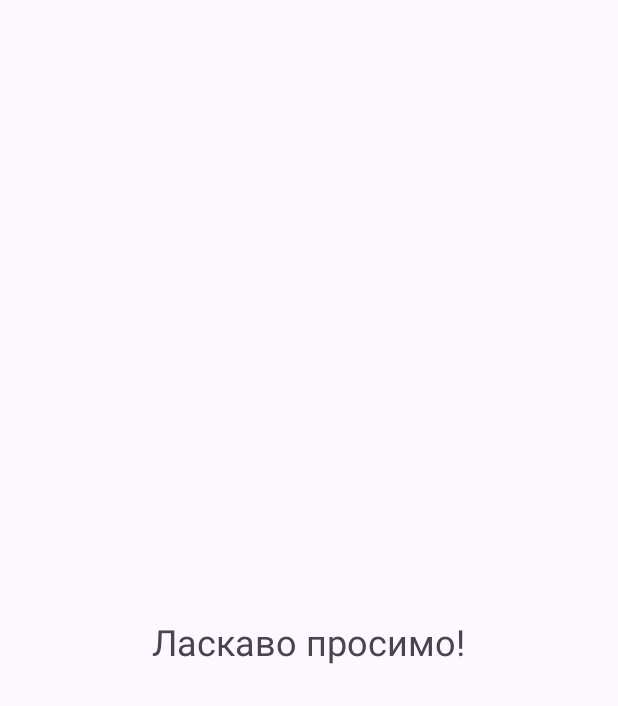
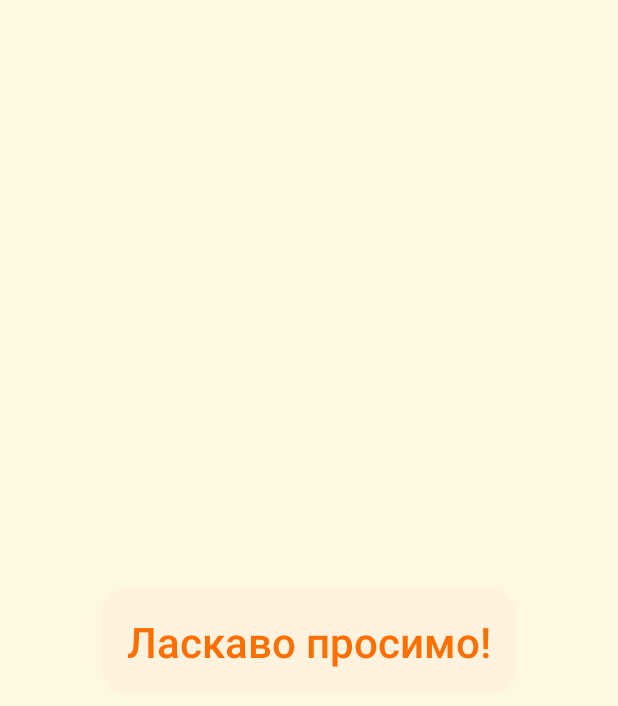
Before and after one commit to Godzila121/Auto, an Android app: the screen it shows after launch (MainActivity), on a phone screen of 412 x 824 dp. Shown: the top 706 px of the screen. Run offline under Robolectric (Android 15) with nearby library versions, the phone set to English and light mode, and no system bars.

Commit message:
new page and font

```diff
--- /dev/null
+++ b/app/src/main/java/com/example/myapp/SecondActivity.java
@@ -0,0 +1,28 @@
+package com.example.myapp;
+
+import android.content.Intent;
+import android.os.Bundle;
+import android.widget.Button;
+import android.widget.Toast;
+
+import androidx.appcompat.app.AppCompatActivity;
+
+public class SecondActivity extends AppCompatActivity {
+
+    @Override
+    protected void onCreate(Bundle savedInstanceState) {
+        super.onCreate(savedInstanceState);
+        setContentView(R.layout.activity_second);
+
+        Button buttonOne = findViewById(R.id.button_one);
+        Button buttonTwo = findViewById(R.id.button_two);
+
+        buttonOne.setOnClickListener(v ->
+                Toast.makeText(this, "Натиснута кнопка 1", Toast.LENGTH_SHORT).show()
+        );
+
+        buttonTwo.setOnClickListener(v ->
+                Toast.makeText(this, "Натиснута кнопка 2", Toast.LENGTH_SHORT).show()
+        );
+    }
+}
--- /dev/null
+++ b/app/src/main/res/drawable/rounded_background.xml
@@ -0,0 +1,10 @@
+<?xml version="1.0" encoding="utf-8"?>
+<shape xmlns:android="http://schemas.android.com/apk/res/android">
+    <solid android:color="#FFF3E0"/> <!-- Трохи світліший фон -->
+    <corners android:radius="16dp" />
+    <padding
+        android:bottom="8dp"
+        android:left="12dp"
+        android:right="12dp"
+        android:top="8dp" />
+</shape>
--- a/app/src/main/res/layout/activity_main.xml
+++ b/app/src/main/res/layout/activity_main.xml
@@ -1,18 +1,24 @@
 <?xml version="1.0" encoding="utf-8"?>
 <LinearLayout xmlns:android="http://schemas.android.com/apk/res/android"
+    xmlns:tools="http://schemas.android.com/tools"
     android:layout_width="match_parent"
     android:layout_height="match_parent"
     android:gravity="center"
-    android:orientation="vertical">
+    android:orientation="vertical"
+    android:padding="24dp"
+    android:background="#FFF8E1"
+    tools:ignore="ExtraText"> <!-- Світлий теплий фон -->
 
     <TextView
         android:id="@+id/greetingTextView"
         android:layout_width="wrap_content"
         android:layout_height="wrap_content"
         android:text="Ласкаво просимо!"
-        android:textSize="24sp"
-        android:layout_gravity="center"
-        android:layout_marginTop="32dp"/>
-
-
+        android:textSize="28sp"
+        android:textColor="#FF6F00"
+    android:fontFamily="sans-serif-medium"
+    android:layout_gravity="center"
+    android:layout_marginTop="32dp"
+    android:padding="16dp"
+    android:background="@drawable/rounded_background" />
 </LinearLayout>
```
